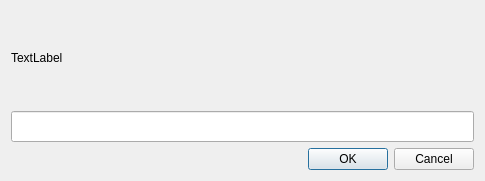
Old version of the form Modbus-TCP/Modbus-TCP-Master/ModBus_TCP_master/inputdialog.ui in the repository afreedog/Modbus.
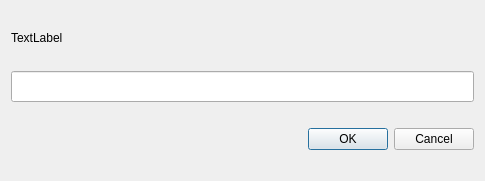
New version of the form.

```diff
--- a/Modbus-TCP/Modbus-TCP-Master/ModBus_TCP_master/inputdialog.ui
+++ b/Modbus-TCP/Modbus-TCP-Master/ModBus_TCP_master/inputdialog.ui
@@ -22,6 +22,12 @@
   <layout class="QGridLayout" name="gridLayout">
    <item row="0" column="0">
     <widget class="QLabel" name="inputDialogLabel">
+     <property name="sizePolicy">
+      <sizepolicy hsizetype="Preferred" vsizetype="Fixed">
+       <horstretch>0</horstretch>
+       <verstretch>0</verstretch>
+      </sizepolicy>
+     </property>
      <property name="text">
       <string>TextLabel</string>
      </property>
```
